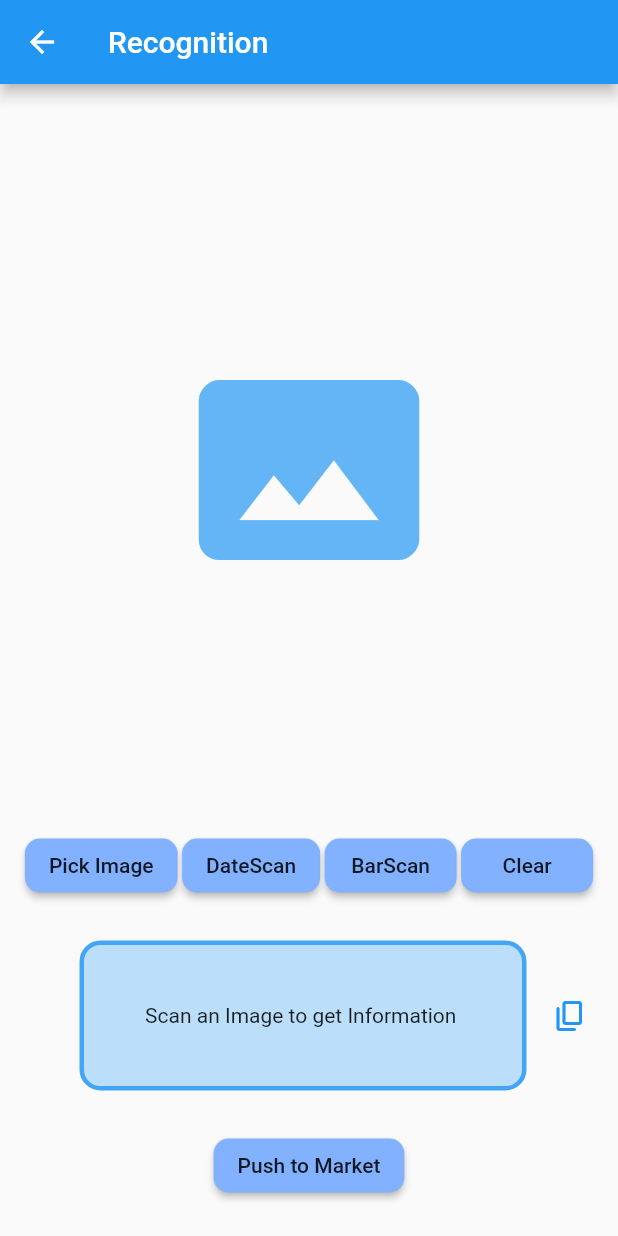
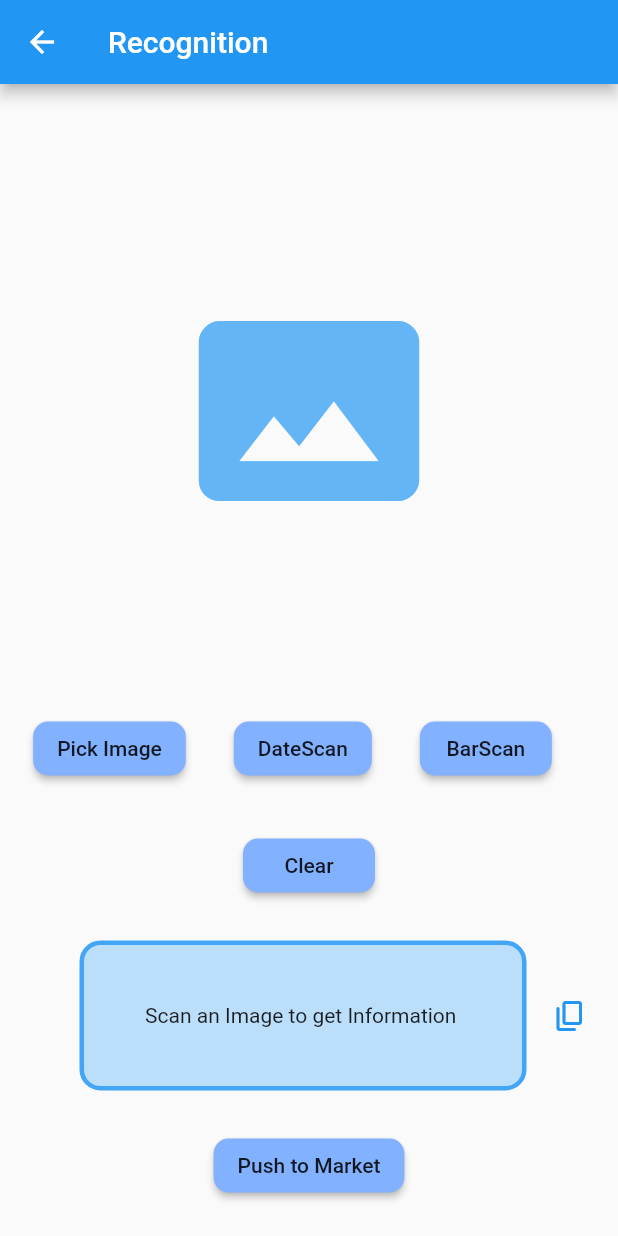
Before and after one commit to Yog3sh56/save-the-scran, a Flutter app: the DisplayRecognition screen opened directly, on a phone screen of 412 x 824 dp. Run offline on Flutter 3.47's test engine with Material 2 defaults, Android fonts, the phone set to English and light mode, and no system bars; our stand-ins replace camera, cloud_firestore, firebase_auth, firebase_core, image_gallery_saver, image_picker; missing offline and left inert: clipboard, firebase_ml_vision, openfoodfacts; accounts and stored records are empty.

Commit message:
Changed the button area, combined with wrap

```diff
--- a/lib/screens/widget/control.dart
+++ b/lib/screens/widget/control.dart
@@ -15,8 +15,18 @@ class ControlsWidget extends StatelessWidget {
   }) : super(key: key);
 
   @override
-  Widget build(BuildContext context) => Row(
-    mainAxisAlignment: MainAxisAlignment.center,
+  // Widget build(BuildContext context) => Row(
+  Widget build(BuildContext context){
+    return Wrap(
+        spacing:10,
+        runSpacing:30,
+        alignment: WrapAlignment.center,
+        runAlignment:WrapAlignment.center,
+        crossAxisAlignment:WrapCrossAlignment.center,
+        verticalDirection:VerticalDirection.down,
+
+
+
     children: [
       RaisedButton(
         color: Color(0xFF82B1FF),
@@ -28,7 +38,7 @@ class ControlsWidget extends StatelessWidget {
 
 
   ),
-      const SizedBox(width: 3),
+      const SizedBox(width: 12,),
       RaisedButton(
         color: Color(0xFF82B1FF),
         onPressed: onClickedScanText,
@@ -36,8 +46,9 @@ class ControlsWidget extends StatelessWidget {
         shape: RoundedRectangleBorder(
           borderRadius: BorderRadius.all(Radius.circular(10)),
         ),
+
       ),
-      const SizedBox(width: 3),
+      const SizedBox(width: 12),
       RaisedButton(
         color: Color(0xFF82B1FF),
         onPressed: onClickedBar,
@@ -46,7 +57,7 @@ class ControlsWidget extends StatelessWidget {
           borderRadius: BorderRadius.all(Radius.circular(10)),
         ),
       ),
-      const SizedBox(width: 3),
+      const SizedBox(width: 12),
       RaisedButton(
         color: Color(0xFF82B1FF),
         onPressed: onClickedClear,
@@ -61,5 +72,6 @@ class ControlsWidget extends StatelessWidget {
       // )
 
     ],
-  );
+    );
 }
+}
```
